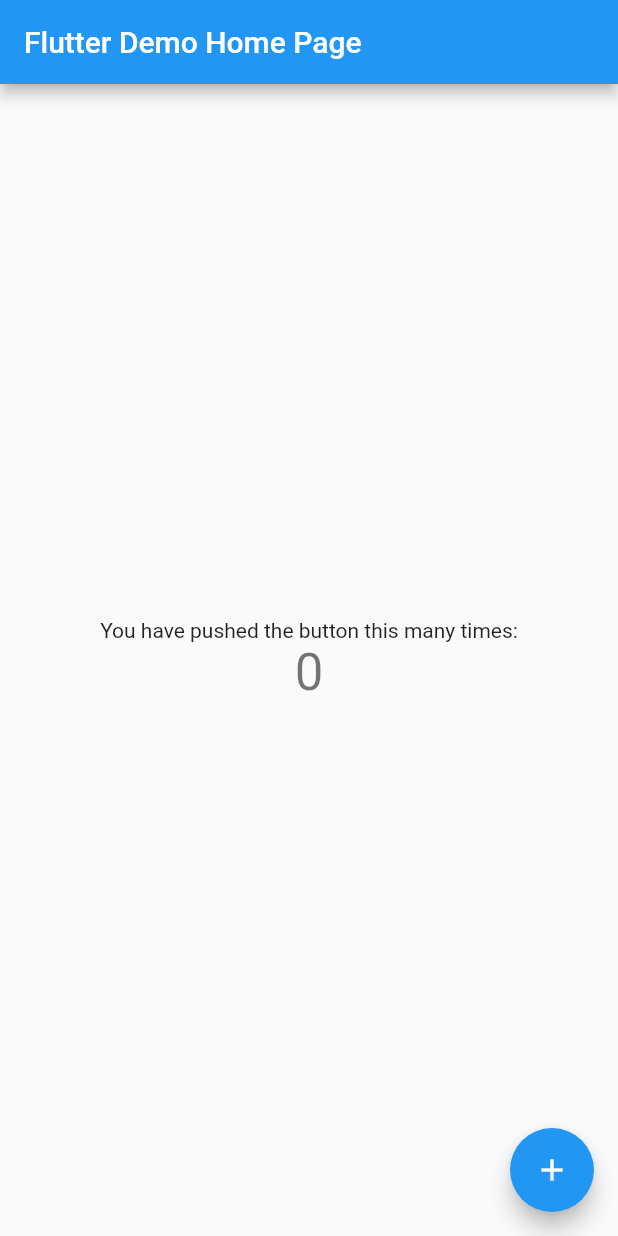
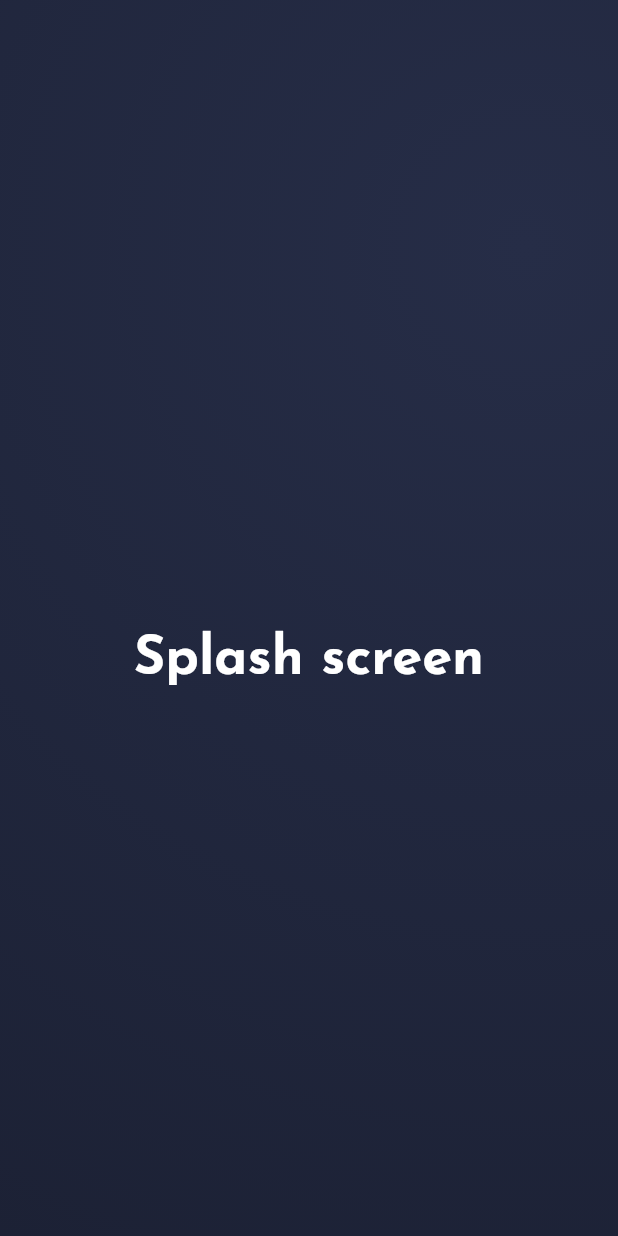
Before and after one commit to Totemi1324/Quantos, a Flutter app: the screen it shows after launch, on a phone screen of 412 x 824 dp. Run offline on Flutter 3.47's test engine with Material 2 defaults, Android fonts, the light colour scheme and no system bars; statements that could not run were skipped.

Commit message:
Define base app layout and skeleton

```diff
--- a/lib/main.dart
+++ b/lib/main.dart
@@ -1,115 +1,97 @@
 import 'package:flutter/material.dart';
 
+// Screens
+import 'screens/splash_screen.dart';
+import 'screens/home_screen.dart';
+
 void main() {
-  runApp(const MyApp());
+  Paint.enableDithering = true;
+  runApp(MyApp());
 }
 
 class MyApp extends StatelessWidget {
-  const MyApp({super.key});
+  final activeTheme = ThemeData(
+    brightness: Brightness.dark,
+    primaryColor: const Color(0xFF2EB6E8),
+    colorScheme: const ColorScheme(
+      primary: Color(0xFF2EB6E8),
+      secondary: Color(0xFFF1B6E8),
+      surface: Color(0xFF5C678E),
+      background: Color(0xFF1B2033),
+      brightness: Brightness.dark,
+      error: Color(0xFFBA4360),
+      onBackground: Colors.white,
+      onError: Colors.white,
+      onPrimary: Colors.white,
+      onSecondary: Colors.white,
+      onSurface: Colors.white,
+      primaryContainer: Color(0xFF262D47),
+      secondaryContainer: Color(0xFF1B2033),
+    ),
+    fontFamily: "Quicksand",
+    textTheme: const TextTheme(
+      headlineLarge: TextStyle(
+        // Large headers
+        fontFamily: "Josefin Sans",
+        fontSize: 36,
+        fontWeight: FontWeight.w700,
+        color: Colors.white,
+      ),
+      headlineMedium: TextStyle(
+        // Medium headers
+        fontFamily: "Josefin Sans",
+        fontSize: 32,
+        fontWeight: FontWeight.w700,
+        color: Colors.white,
+      ),
+      titleLarge: TextStyle(
+        // Section titles
+        fontFamily: "Josefin Sans",
+        fontSize: 20,
+        fontWeight: FontWeight.w600,
+        color: Colors.white,
+      ),
+      titleMedium: TextStyle(
+        // Lesson titles
+        fontFamily: "Quicksand",
+        fontSize: 22,
+        fontWeight: FontWeight.w700,
+        color: Colors.white,
+      ),
+      bodyMedium: TextStyle(
+        // Standard body
+        fontFamily: "Quicksand",
+        fontSize: 20,
+        color: Colors.white,
+      ),
+      bodySmall: TextStyle(
+        // Small body
+        fontFamily: "Quicksand",
+        fontSize: 16,
+        color: Colors.white,
+      ),
+      labelSmall: TextStyle(
+        fontFamily: "Quicksand",
+        fontSize: 16,
+        fontWeight: FontWeight.w300,
+        color: Colors.white,
+      ),
+    ),
+    backgroundColor: const Color(0xFF1B2033),
+  );
 
-  // This widget is the root of your application.
+  MyApp({super.key});
+
   @override
   Widget build(BuildContext context) {
     return MaterialApp(
-      title: 'Flutter Demo',
-      theme: ThemeData(
-        // This is the theme of your application.
-        //
-        // Try running your application with "flutter run". You'll see the
-        // application has a blue toolbar. Then, without quitting the app, try
-        // changing the primarySwatch below to Colors.green and then invoke
-        // "hot reload" (press "r" in the console where you ran "flutter run",
-        // or simply save your changes to "hot reload" in a Flutter IDE).
-        // Notice that the counter didn't reset back to zero; the application
-        // is not restarted.
-        primarySwatch: Colors.blue,
-      ),
-      home: const MyHomePage(title: 'Flutter Demo Home Page'),
+      debugShowCheckedModeBanner: false,
+      title: "Quantos",
+      theme: activeTheme,
+      initialRoute: SplashScreen.routeName,
+      routes: {
+        SplashScreen.routeName: (context) => const SplashScreen(),
+      },
     );
   }
 }
-
-class MyHomePage extends StatefulWidget {
-  const MyHomePage({super.key, required this.title});
-
-  // This widget is the home page of your application. It is stateful, meaning
-  // that it has a State object (defined below) that contains fields that affect
-  // how it looks.
-
-  // This class is the configuration for the state. It holds the values (in this
-  // case the title) provided by the parent (in this case the App widget) and
-  // used by the build method of the State. Fields in a Widget subclass are
-  // always marked "final".
-
-  final String title;
-
-  @override
-  State<MyHomePage> createState() => _MyHomePageState();
-}
-
-class _MyHomePageState extends State<MyHomePage> {
-  int _counter = 0;
-
-  void _incrementCounter() {
-    setState(() {
-      // This call to setState tells the Flutter framework that something has
-      // changed in this State, which causes it to rerun the build method below
-      // so that the display can reflect the updated values. If we changed
-      // _counter without calling setState(), then the build method would not be
-      // called again, and so nothing would appear to happen.
-      _counter++;
-    });
-  }
-
-  @override
-  Widget build(BuildContext context) {
-    // This method is rerun every time setState is called, for instance as done
-    // by the _incrementCounter method above.
-    //
-    // The Flutter framework has been optimized to make rerunning build methods
-    // fast, so that you can just rebuild anything that needs updating rather
-    // than having to individually change instances of widgets.
-    return Scaffold(
-      appBar: AppBar(
-        // Here we take the value from the MyHomePage object that was created by
-        // the App.build method, and use it to set our appbar title.
-        title: Text(widget.title),
-      ),
-      body: Center(
-        // Center is a layout widget. It takes a single child and positions it
-        // in the middle of the parent.
-        child: Column(
-          // Column is also a layout widget. It takes a list of children and
-          // arranges them vertically. By default, it sizes itself to fit its
-          // children horizontally, and tries to be as tall as its parent.
-          //
-          // Invoke "debug painting" (press "p" in the console, choose the
-          // "Toggle Debug Paint" action from the Flutter Inspector in Android
-          // Studio, or the "Toggle Debug Paint" command in Visual Studio Code)
-          // to see the wireframe for each widget.
-          //
-          // Column has various properties to control how it sizes itself and
-          // how it positions its children. Here we use mainAxisAlignment to
-          // center the children vertically; the main axis here is the vertical
-          // axis because Columns are vertical (the cross axis would be
-          // horizontal).
-          mainAxisAlignment: MainAxisAlignment.center,
-          children: <Widget>[
-            const Text(
-              'You have pushed the button this many times:',
-            ),
-            Text(
-              '$_counter',
-              style: Theme.of(context).textTheme.headline4,
-            ),
-          ],
-        ),
-      ),
-      floatingActionButton: FloatingActionButton(
-        onPressed: _incrementCounter,
-        tooltip: 'Increment',
-        child: const Icon(Icons.add),
-      ), // This trailing comma makes auto-formatting nicer for build methods.
-    );
-  }
-}
--- /dev/null
+++ b/lib/screens/base/flat.dart
@@ -0,0 +1,35 @@
+import 'package:flutter/material.dart';
+
+class Flat extends StatelessWidget {
+  final Widget body;
+
+  const Flat({required this.body, super.key});
+
+  @override
+  Widget build(BuildContext context) {
+    return Container(
+      decoration: BoxDecoration(
+        gradient: RadialGradient(
+          center: const Alignment(0.7, -0.6),
+          radius: 2,
+          colors: [
+            Theme.of(context).colorScheme.primaryContainer,
+            Theme.of(context).colorScheme.secondaryContainer,
+          ],
+          stops: const [0.0, 1.0],
+        ),
+      ),
+      child: Scaffold(
+        extendBodyBehindAppBar: true,
+        backgroundColor: Colors.transparent,
+        appBar: AppBar(
+          backgroundColor: Colors.transparent,
+          elevation: 0,
+        ),
+        body: SafeArea(
+          child: body,
+        ),
+      ),
+    );
+  }
+}
--- /dev/null
+++ b/lib/screens/splash_screen.dart
@@ -0,0 +1,21 @@
+import 'package:flutter/material.dart';
+
+import 'base/flat.dart';
+
+class SplashScreen extends StatelessWidget {
+  static const routeName = "/splash-screen";
+
+  const SplashScreen({super.key});
+
+  @override
+  Widget build(BuildContext context) {
+    return Flat(
+      body: Center(
+        child: Text(
+          "Splash screen",
+          style: Theme.of(context).textTheme.headlineLarge,
+        ),
+      ),
+    );
+  }
+}
```
Also changed, not shown: lib/screens/home_screen.dart (added).
